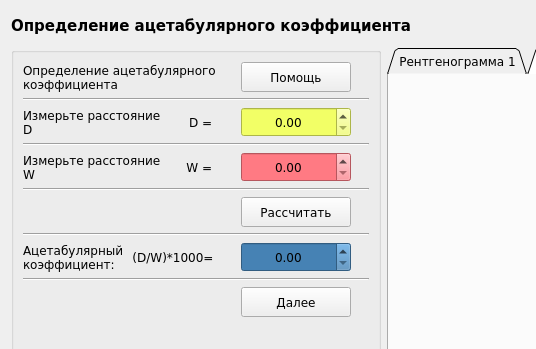
First picture: the form in Medic/forms/ui/form6.ui, repository W3STi/Medical-calculate-programm, before the edit; both pictures show x 0 to 536 and y 0 to 349 of the 1045 by 558 pixel window.
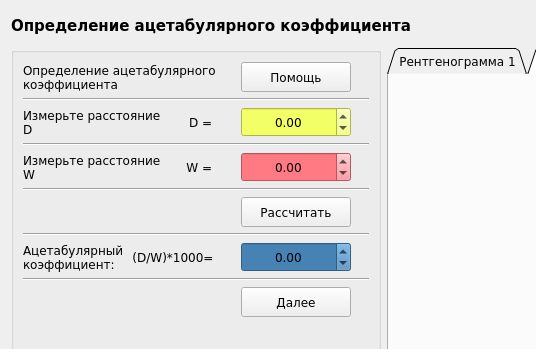
Second picture: the form after the edit.

Patch:
```diff
--- a/Medic/forms/ui/form6.ui
+++ b/Medic/forms/ui/form6.ui
@@ -7,7 +7,7 @@
     <x>0</x>
     <y>0</y>
     <width>1045</width>
-    <height>548</height>
+    <height>554</height>
    </rect>
   </property>
   <property name="windowTitle">
@@ -264,6 +264,12 @@
         <property name="alignment">
          <set>Qt::AlignCenter</set>
         </property>
+        <property name="minimum">
+         <double>-10000.000000000000000</double>
+        </property>
+        <property name="maximum">
+         <double>10000.989999999999782</double>
+        </property>
         <property name="singleStep">
          <double>0.100000000000000</double>
         </property>
@@ -289,6 +295,12 @@
         <property name="alignment">
          <set>Qt::AlignCenter</set>
         </property>
+        <property name="minimum">
+         <double>-10000.000000000000000</double>
+        </property>
+        <property name="maximum">
+         <double>10000.989999999999782</double>
+        </property>
         <property name="singleStep">
          <double>0.100000000000000</double>
         </property>
@@ -416,6 +428,12 @@
         <property name="alignment">
          <set>Qt::AlignCenter</set>
         </property>
+        <property name="minimum">
+         <double>-10000.000000000000000</double>
+        </property>
+        <property name="maximum">
+         <double>10000.989999999999782</double>
+        </property>
         <property name="singleStep">
          <double>0.100000000000000</double>
         </property>
```
